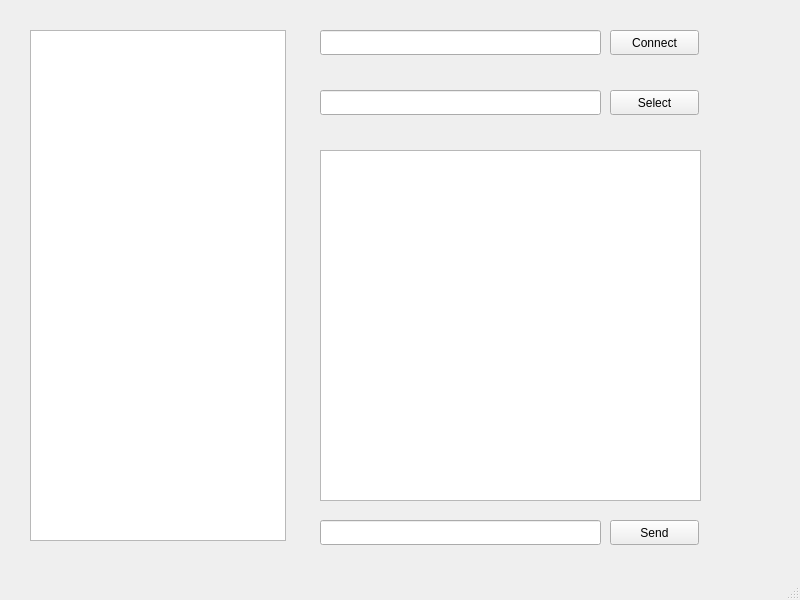
VtripleG/Client_server_app, file client/client/mainwindow.ui: the form before one commit.
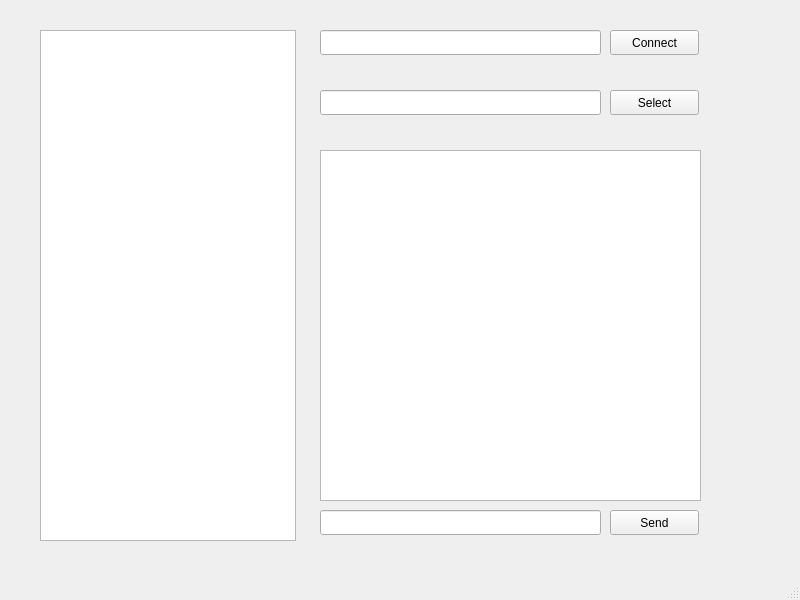
The form after the commit.

Commit message: 1.Добавлен активный список собеседников с возможностью быстрого выбора

What changed in the file:
```diff
--- a/client/client/mainwindow.ui
+++ b/client/client/mainwindow.ui
@@ -18,7 +18,7 @@
     <property name="geometry">
      <rect>
       <x>320</x>
-      <y>520</y>
+      <y>510</y>
       <width>281</width>
       <height>25</height>
      </rect>
@@ -38,7 +38,7 @@
     <property name="geometry">
      <rect>
       <x>610</x>
-      <y>520</y>
+      <y>510</y>
       <width>89</width>
       <height>25</height>
      </rect>
@@ -93,18 +93,15 @@
      <string>Select</string>
     </property>
    </widget>
-   <widget class="QTextBrowser" name="textBrowser_names_list">
+   <widget class="QListWidget" name="names_list">
     <property name="geometry">
      <rect>
-      <x>30</x>
+      <x>40</x>
       <y>30</y>
       <width>256</width>
       <height>511</height>
      </rect>
     </property>
-    <property name="readOnly">
-     <bool>true</bool>
-    </property>
    </widget>
   </widget>
   <widget class="QMenuBar" name="menubar">
```
The commit also changes 2 other files.
